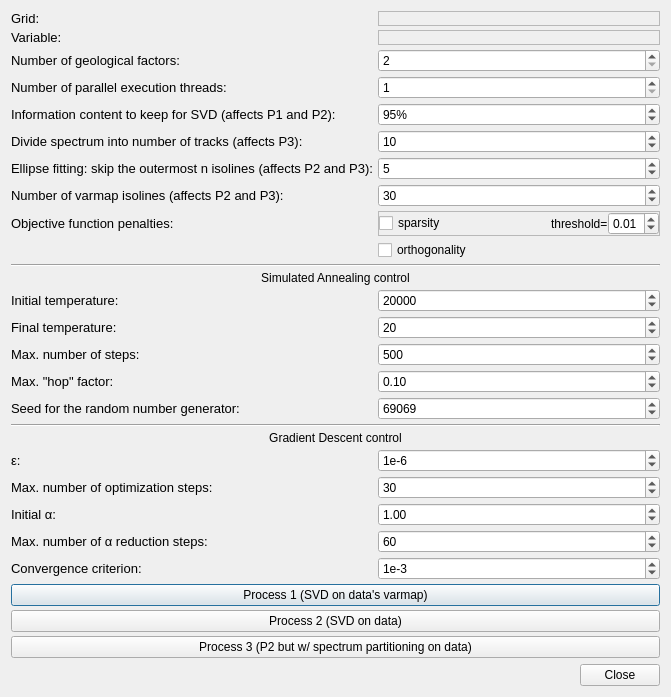
The window that imagejockey/vardecomp/variographicdecompositiondialog.ui (PauloCarvalhoRJ/gammaray) describes before a commit, drawn with Qt 5.
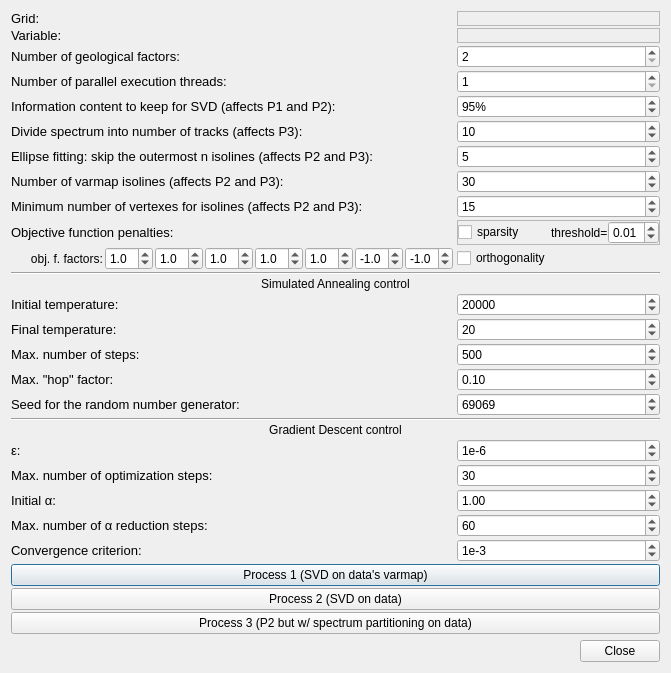
The same window after the commit.

Commit message: Variographic Decomposition: added algorithm parameters to the control dialog.

Diff of the .ui file:
```diff
--- a/imagejockey/vardecomp/variographicdecompositiondialog.ui
+++ b/imagejockey/vardecomp/variographicdecompositiondialog.ui
@@ -7,7 +7,7 @@
     <x>0</x>
     <y>0</y>
     <width>671</width>
-    <height>643</height>
+    <height>620</height>
    </rect>
   </property>
   <property name="windowTitle">
@@ -16,9 +16,28 @@
   <layout class="QVBoxLayout" name="verticalLayout">
    <item>
     <layout class="QGridLayout" name="gridLayout">
-     <property name="spacing">
+     <property name="horizontalSpacing">
       <number>4</number>
      </property>
+     <property name="verticalSpacing">
+      <number>2</number>
+     </property>
+     <item row="7" column="1">
+      <widget class="QSpinBox" name="spinNumberOfIsolines">
+       <property name="minimum">
+        <number>5</number>
+       </property>
+       <property name="maximum">
+        <number>200</number>
+       </property>
+       <property name="singleStep">
+        <number>5</number>
+       </property>
+       <property name="value">
+        <number>30</number>
+       </property>
+      </widget>
+     </item>
      <item row="5" column="1">
       <widget class="QSpinBox" name="spinNumberOfSpectrumTracks">
        <property name="minimum">
@@ -35,14 +54,7 @@
        </property>
       </widget>
      </item>
-     <item row="21" column="0">
-      <widget class="QLabel" name="label_4">
-       <property name="text">
-        <string>&lt;html&gt;&lt;head/&gt;&lt;body&gt;&lt;p&gt;&lt;span style=&quot; font-family:'Verdana,Arial,Tahoma,Calibri,Geneva,sans-serif'; font-size:13px;&quot;&gt;&amp;epsilon;:&lt;/span&gt;&lt;/p&gt;&lt;/body&gt;&lt;/html&gt;</string>
-       </property>
-      </widget>
-     </item>
-     <item row="20" column="0" colspan="2">
+     <item row="21" column="0" colspan="2">
       <widget class="QLabel" name="label_9">
        <property name="text">
         <string>Gradient Descent control</string>
@@ -52,23 +64,30 @@
        </property>
       </widget>
      </item>
-     <item row="24" column="1">
-      <widget class="QSpinBox" name="spinMaxStepsAlphaReduction">
+     <item row="22" column="0">
+      <widget class="QLabel" name="label_4">
+       <property name="text">
+        <string>&lt;html&gt;&lt;head/&gt;&lt;body&gt;&lt;p&gt;&lt;span style=&quot; font-family:'Verdana,Arial,Tahoma,Calibri,Geneva,sans-serif'; font-size:13px;&quot;&gt;&amp;epsilon;:&lt;/span&gt;&lt;/p&gt;&lt;/body&gt;&lt;/html&gt;</string>
+       </property>
+      </widget>
+     </item>
+     <item row="17" column="1">
+      <widget class="QSpinBox" name="spinMaxStepsSA">
        <property name="minimum">
-        <number>1</number>
+        <number>5</number>
        </property>
        <property name="maximum">
-        <number>10000</number>
+        <number>1000000</number>
        </property>
        <property name="singleStep">
         <number>20</number>
        </property>
        <property name="value">
-        <number>60</number>
+        <number>500</number>
        </property>
       </widget>
      </item>
-     <item row="25" column="1">
+     <item row="26" column="1">
       <widget class="QSpinBox" name="spinConvergenceCriterion">
        <property name="prefix">
         <string>1e</string>
@@ -84,37 +103,37 @@
        </property>
       </widget>
      </item>
-     <item row="16" column="1">
-      <widget class="QSpinBox" name="spinMaxStepsSA">
+     <item row="25" column="1">
+      <widget class="QSpinBox" name="spinMaxStepsAlphaReduction">
        <property name="minimum">
-        <number>5</number>
+        <number>1</number>
        </property>
        <property name="maximum">
-        <number>1000000</number>
+        <number>10000</number>
        </property>
        <property name="singleStep">
         <number>100</number>
        </property>
        <property name="value">
-        <number>500</number>
+        <number>60</number>
        </property>
       </widget>
      </item>
-     <item row="24" column="0">
+     <item row="25" column="0">
       <widget class="QLabel" name="label_7">
        <property name="text">
         <string>&lt;html&gt;&lt;head/&gt;&lt;body&gt;&lt;p&gt;&lt;span style=&quot; font-family:'Verdana,Arial,Tahoma,Calibri,Geneva,sans-serif'; font-size:13px;&quot;&gt;Max. number of α reduction steps:&lt;/span&gt;&lt;/p&gt;&lt;/body&gt;&lt;/html&gt;</string>
        </property>
       </widget>
      </item>
-     <item row="18" column="0">
-      <widget class="QLabel" name="label_15">
-       <property name="text">
-        <string>&lt;html&gt;&lt;head/&gt;&lt;body&gt;&lt;p&gt;&lt;span style=&quot; font-family:'Verdana,Arial,Tahoma,Calibri,Geneva,sans-serif'; font-size:13px;&quot;&gt;Seed for the random number generator:&lt;/span&gt;&lt;/p&gt;&lt;/body&gt;&lt;/html&gt;</string>
-       </property>
-      </widget>
-     </item>
      <item row="12" column="0" colspan="2">
+      <widget class="Line" name="line">
+       <property name="orientation">
+        <enum>Qt::Horizontal</enum>
+       </property>
+      </widget>
+     </item>
+     <item row="13" column="0" colspan="2">
       <widget class="QLabel" name="label_10">
        <property name="text">
         <string>Simulated Annealing control</string>
@@ -124,14 +143,7 @@
        </property>
       </widget>
      </item>
-     <item row="15" column="0">
-      <widget class="QLabel" name="label_12">
-       <property name="text">
-        <string>&lt;html&gt;&lt;head/&gt;&lt;body&gt;&lt;p&gt;&lt;span style=&quot; font-family:'Verdana,Arial,Tahoma,Calibri,Geneva,sans-serif'; font-size:13px;&quot;&gt;Final temperature:&lt;/span&gt;&lt;/p&gt;&lt;/body&gt;&lt;/html&gt;</string>
-       </property>
-      </widget>
-     </item>
-     <item row="17" column="1">
+     <item row="18" column="1">
       <widget class="QDoubleSpinBox" name="spinMaxHopFactor">
        <property name="minimum">
         <double>0.010000000000000</double>
@@ -147,14 +159,71 @@
        </property>
       </widget>
      </item>
-     <item row="11" column="0" colspan="2">
-      <widget class="Line" name="line">
-       <property name="orientation">
-        <enum>Qt::Horizontal</enum>
+     <item row="19" column="0">
+      <widget class="QLabel" name="label_15">
+       <property name="text">
+        <string>&lt;html&gt;&lt;head/&gt;&lt;body&gt;&lt;p&gt;&lt;span style=&quot; font-family:'Verdana,Arial,Tahoma,Calibri,Geneva,sans-serif'; font-size:13px;&quot;&gt;Seed for the random number generator:&lt;/span&gt;&lt;/p&gt;&lt;/body&gt;&lt;/html&gt;</string>
        </property>
       </widget>
      </item>
      <item row="16" column="0">
+      <widget class="QLabel" name="label_12">
+       <property name="text">
+        <string>&lt;html&gt;&lt;head/&gt;&lt;body&gt;&lt;p&gt;&lt;span style=&quot; font-family:'Verdana,Arial,Tahoma,Calibri,Geneva,sans-serif'; font-size:13px;&quot;&gt;Final temperature:&lt;/span&gt;&lt;/p&gt;&lt;/body&gt;&lt;/html&gt;</string>
+       </property>
+      </widget>
+     </item>
+     <item row="16" column="1">
+      <widget class="QSpinBox" name="spinFinalTemperature">
+       <property name="minimum">
+        <number>1</number>
+       </property>
+       <property name="maximum">
+        <number>1000000</number>
+       </property>
+       <property name="singleStep">
+        <number>10</number>
+       </property>
+       <property name="value">
+        <number>20</number>
+       </property>
+      </widget>
+     </item>
+     <item row="20" column="0" colspan="2">
+      <widget class="Line" name="line_2">
+       <property name="orientation">
+        <enum>Qt::Horizontal</enum>
+       </property>
+      </widget>
+     </item>
+     <item row="27" column="0" colspan="2">
+      <widget class="QPushButton" name="btnProcess">
+       <property name="text">
+        <string>Process 1 (SVD on data's varmap)</string>
+       </property>
+      </widget>
+     </item>
+     <item row="10" column="1">
+      <widget class="QCheckBox" name="chkEnableOrthogonalityPenalty">
+       <property name="text">
+        <string>orthogonality</string>
+       </property>
+      </widget>
+     </item>
+     <item row="19" column="1">
+      <widget class="QSpinBox" name="spinSeed">
+       <property name="minimum">
+        <number>1</number>
+       </property>
+       <property name="maximum">
+        <number>999999999</number>
+       </property>
+       <property name="value">
+        <number>69069</number>
+       </property>
+      </widget>
+     </item>
+     <item row="17" column="0">
       <widget class="QLabel" name="label_13">
        <property name="text">
         <string>&lt;html&gt;&lt;head/&gt;&lt;body&gt;&lt;p&gt;&lt;span style=&quot; font-family:'Verdana,Arial,Tahoma,Calibri,Geneva,sans-serif'; font-size:13px;&quot;&gt;Max. number of steps:&lt;/span&gt;&lt;/p&gt;&lt;/body&gt;&lt;/html&gt;</string>
@@ -168,64 +237,14 @@
        </property>
       </widget>
      </item>
-     <item row="14" column="0">
+     <item row="15" column="0">
       <widget class="QLabel" name="label_11">
        <property name="text">
         <string>&lt;html&gt;&lt;head/&gt;&lt;body&gt;&lt;p&gt;&lt;span style=&quot; font-family:'Verdana,Arial,Tahoma,Calibri,Geneva,sans-serif'; font-size:13px;&quot;&gt;Initial temperature:&lt;/span&gt;&lt;/p&gt;&lt;/body&gt;&lt;/html&gt;</string>
        </property>
       </widget>
      </item>
-     <item row="18" column="1">
-      <widget class="QSpinBox" name="spinSeed">
-       <property name="minimum">
-        <number>1</number>
-       </property>
-       <property name="maximum">
-        <number>999999999</number>
-       </property>
-       <property name="value">
-        <number>69069</number>
-       </property>
-      </widget>
-     </item>
      <item row="15" column="1">
-      <widget class="QSpinBox" name="spinFinalTemperature">
-       <property name="minimum">
-        <number>1</number>
-       </property>
-       <property name="maximum">
-        <number>1000000</number>
-       </property>
-       <property name="singleStep">
-        <number>10</number>
-       </property>
-       <property name="value">
-        <number>20</number>
-       </property>
-      </widget>
-     </item>
-     <item row="19" column="0" colspan="2">
-      <widget class="Line" name="line_2">
-       <property name="orientation">
-        <enum>Qt::Horizontal</enum>
-       </property>
-      </widget>
-     </item>
-     <item row="26" column="0" colspan="2">
-      <widget class="QPushButton" name="btnProcess">
-       <property name="text">
-        <string>Process 1 (SVD on data's varmap)</string>
-       </property>
-      </widget>
-     </item>
-     <item row="9" column="1">
-      <widget class="QCheckBox" name="chkEnableOrthogonalityPenalty">
-       <property name="text">
-        <string>orthogonality</string>
-       </property>
-      </widget>
-     </item>
-     <item row="14" column="1">
       <widget class="QSpinBox" name="spinInitialTemperature">
        <property name="minimum">
         <number>20</number>
@@ -241,6 +260,26 @@
        </property>
       </widget>
      </item>
+     <item row="24" column="1">
+      <widget class="QDoubleSpinBox" name="spinInitialAlpha">
+       <property name="minimum">
+        <double>0.010000000000000</double>
+       </property>
+       <property name="singleStep">
+        <double>0.100000000000000</double>
+       </property>
+       <property name="value">
+        <double>1.000000000000000</double>
+       </property>
+      </widget>
+     </item>
+     <item row="9" column="0">
+      <widget class="QLabel" name="label_18">
+       <property name="text">
+        <string>&lt;html&gt;&lt;head/&gt;&lt;body&gt;&lt;p&gt;&lt;span style=&quot; font-family:'Verdana,Arial,Tahoma,Calibri,Geneva,sans-serif'; font-size:13px;&quot;&gt;Objective function penalties:&lt;/span&gt;&lt;/p&gt;&lt;/body&gt;&lt;/html&gt;</string>
+       </property>
+      </widget>
+     </item>
      <item row="4" column="1">
       <widget class="QSpinBox" name="spinInfoContentToKeepForSVD">
        <property name="suffix">
@@ -268,26 +307,6 @@
       </widget>
      </item>
      <item row="23" column="1">
-      <widget class="QDoubleSpinBox" name="spinInitialAlpha">
-       <property name="minimum">
-        <double>0.010000000000000</double>
-       </property>
-       <property name="singleStep">
-        <double>0.100000000000000</double>
-       </property>
-       <property name="value">
-        <double>1.000000000000000</double>
-       </property>
-      </widget>
-     </item>
-     <item row="8" column="0">
-      <widget class="QLabel" name="label_18">
-       <property name="text">
-        <string>&lt;html&gt;&lt;head/&gt;&lt;body&gt;&lt;p&gt;&lt;span style=&quot; font-family:'Verdana,Arial,Tahoma,Calibri,Geneva,sans-serif'; font-size:13px;&quot;&gt;Objective function penalties:&lt;/span&gt;&lt;/p&gt;&lt;/body&gt;&lt;/html&gt;</string>
-       </property>
-      </widget>
-     </item>
-     <item row="22" column="1">
       <widget class="QSpinBox" name="spinMaxSteps">
        <property name="minimum">
         <number>1</number>
@@ -317,21 +336,14 @@
        </property>
       </widget>
      </item>
-     <item row="22" column="0">
+     <item row="23" column="0">
       <widget class="QLabel" name="label_6">
        <property name="text">
         <string>&lt;html&gt;&lt;head/&gt;&lt;body&gt;&lt;p&gt;&lt;span style=&quot; font-family:'Verdana,Arial,Tahoma,Calibri,Geneva,sans-serif'; font-size:13px;&quot;&gt;Max. number of optimization steps:&lt;/span&gt;&lt;/p&gt;&lt;/body&gt;&lt;/html&gt;</string>
        </property>
       </widget>
      </item>
-     <item row="17" column="0">
-      <widget class="QLabel" name="label_14">
-       <property name="text">
-        <string>&lt;html&gt;&lt;head/&gt;&lt;body&gt;&lt;p&gt;&lt;span style=&quot; font-family:'Verdana,Arial,Tahoma,Calibri,Geneva,sans-serif'; font-size:13px;&quot;&gt;Max. &quot;hop&quot; factor:&lt;/span&gt;&lt;/p&gt;&lt;/body&gt;&lt;/html&gt;</string>
-       </property>
-      </widget>
-     </item>
-     <item row="25" column="0">
+     <item row="26" column="0">
       <widget class="QLabel" name="label_8">
        <property name="text">
         <string>&lt;html&gt;&lt;head/&gt;&lt;body&gt;&lt;p&gt;&lt;span style=&quot; font-family:'Verdana,Arial,Tahoma,Calibri,Geneva,sans-serif'; font-size:13px;&quot;&gt;Convergence criterion:&lt;/span&gt;&lt;/p&gt;&lt;/body&gt;&lt;/html&gt;</string>
@@ -345,6 +357,13 @@
        </property>
       </widget>
      </item>
+     <item row="18" column="0">
+      <widget class="QLabel" name="label_14">
+       <property name="text">
+        <string>&lt;html&gt;&lt;head/&gt;&lt;body&gt;&lt;p&gt;&lt;span style=&quot; font-family:'Verdana,Arial,Tahoma,Calibri,Geneva,sans-serif'; font-size:13px;&quot;&gt;Max. &quot;hop&quot; factor:&lt;/span&gt;&lt;/p&gt;&lt;/body&gt;&lt;/html&gt;</string>
+       </property>
+      </widget>
+     </item>
      <item row="0" column="0">
       <widget class="QLabel" name="label">
        <property name="text">
@@ -395,7 +414,14 @@
        </property>
       </widget>
      </item>
-     <item row="21" column="1">
+     <item row="28" column="0" colspan="2">
+      <widget class="QPushButton" name="btnProcessSVDonOriginalData">
+       <property name="text">
+        <string>Process 2 (SVD on data)</string>
+       </property>
+      </widget>
+     </item>
+     <item row="22" column="1">
       <widget class="QSpinBox" name="spinLogEpsilon">
        <property name="prefix">
         <string>1e</string>
@@ -411,21 +437,31 @@
        </property>
       </widget>
      </item>
-     <item row="23" column="0">
+     <item row="24" column="0">
       <widget class="QLabel" name="label_5">
        <property name="text">
         <string>&lt;html&gt;&lt;head/&gt;&lt;body&gt;&lt;p&gt;&lt;span style=&quot; font-family:'Verdana,Arial,Tahoma,Calibri,Geneva,sans-serif'; font-size:13px;&quot;&gt;Initial α:&lt;/span&gt;&lt;/p&gt;&lt;/body&gt;&lt;/html&gt;</string>
        </property>
       </widget>
      </item>
-     <item row="27" column="0" colspan="2">
-      <widget class="QPushButton" name="btnProcessSVDonOriginalData">
+     <item row="6" column="1">
+      <widget class="QSpinBox" name="spinSkipOuterNIsolinesEllipseFitting">
+       <property name="maximum">
+        <number>50</number>
+       </property>
+       <property name="value">
+        <number>5</number>
+       </property>
+      </widget>
+     </item>
+     <item row="29" column="0" colspan="2">
+      <widget class="QPushButton" name="btnProcess3">
        <property name="text">
-        <string>Process 2 (SVD on data)</string>
+        <string>Process 3 (P2 but w/ spectrum partitioning on data)</string>
        </property>
       </widget>
      </item>
-     <item row="8" column="1">
+     <item row="9" column="1">
       <widget class="QFrame" name="frame">
        <property name="sizePolicy">
         <sizepolicy hsizetype="Preferred" vsizetype="Preferred">
@@ -488,20 +524,10 @@
        </layout>
       </widget>
      </item>
-     <item row="28" column="0" colspan="2">
-      <widget class="QPushButton" name="btnProcess3">
+     <item row="7" column="0">
+      <widget class="QLabel" name="label_22">
        <property name="text">
-        <string>Process 3 (P2 but w/ spectrum partitioning on data)</string>
-       </property>
-      </widget>
-     </item>
-     <item row="6" column="1">
-      <widget class="QSpinBox" name="spinSkipOuterNIsolinesEllipseFitting">
-       <property name="maximum">
-        <number>50</number>
-       </property>
-       <property name="value">
-        <number>5</number>
+        <string>&lt;html&gt;&lt;head/&gt;&lt;body&gt;&lt;p&gt;&lt;span style=&quot; font-family:'Verdana,Arial,Tahoma,Calibri,Geneva,sans-serif'; font-size:13px;&quot;&gt;Number of varmap isolines (affects P2 and P3):&lt;/span&gt;&lt;/p&gt;&lt;/body&gt;&lt;/html&gt;</string>
        </property>
       </widget>
      </item>
@@ -519,29 +545,200 @@
        </property>
       </widget>
      </item>
-     <item row="7" column="0">
-      <widget class="QLabel" name="label_22">
+     <item row="8" column="0">
+      <widget class="QLabel" name="label_23">
        <property name="text">
-        <string>&lt;html&gt;&lt;head/&gt;&lt;body&gt;&lt;p&gt;&lt;span style=&quot; font-family:'Verdana,Arial,Tahoma,Calibri,Geneva,sans-serif'; font-size:13px;&quot;&gt;Number of varmap isolines (affects P2 and P3):&lt;/span&gt;&lt;/p&gt;&lt;/body&gt;&lt;/html&gt;</string>
+        <string>&lt;html&gt;&lt;head/&gt;&lt;body&gt;&lt;p&gt;&lt;span style=&quot; font-family:'Verdana,Arial,Tahoma,Calibri,Geneva,sans-serif'; font-size:13px;&quot;&gt;Minimum number of vertexes for isolines (affects P2 and P3):&lt;/span&gt;&lt;/p&gt;&lt;/body&gt;&lt;/html&gt;</string>
        </property>
       </widget>
      </item>
-     <item row="7" column="1">
-      <widget class="QSpinBox" name="spinNumberOfIsolines">
+     <item row="8" column="1">
+      <widget class="QSpinBox" name="spinIsoMinVertexes">
        <property name="minimum">
-        <number>5</number>
+        <number>3</number>
        </property>
        <property name="maximum">
-        <number>200</number>
-       </property>
-       <property name="singleStep">
-        <number>5</number>
+        <number>100</number>
        </property>
        <property name="value">
-        <number>30</number>
+        <number>15</number>
        </property>
       </widget>
      </item>
+     <item row="10" column="0">
+      <layout class="QHBoxLayout" name="horizontalLayout_2">
+       <property name="spacing">
+        <number>2</number>
+       </property>
+       <item>
+        <widget class="QLabel" name="label_24">
+         <property name="sizePolicy">
+          <sizepolicy hsizetype="Expanding" vsizetype="Preferred">
+           <horstretch>0</horstretch>
+           <verstretch>0</verstretch>
+          </sizepolicy>
+         </property>
+         <property name="text">
+          <string>      obj. f. factors:</string>
+         </property>
+        </widget>
+       </item>
+       <item>
+        <widget class="QDoubleSpinBox" name="spinOJFactor_1">
+         <property name="toolTip">
+          <string>P1: N/A; P2: ellipses fitness to isolines.</string>
+         </property>
+         <property name="decimals">
+          <number>1</number>
+         </property>
+         <property name="minimum">
+          <double>-9.900000000000000</double>
+         </property>
+         <property name="maximum">
+          <double>9.900000000000000</double>
+         </property>
+         <property name="singleStep">
+          <double>0.100000000000000</double>
+         </property>
+         <property name="value">
+          <double>1.000000000000000</double>
+         </property>
+        </widget>
+       </item>
+       <item>
+        <widget class="QDoubleSpinBox" name="spinOJFactor_2">
+         <property name="toolTip">
+          <string>P1: N/A; P2: sparsity penalty.</string>
+         </property>
+         <property name="decimals">
+          <number>1</number>
+         </property>
+         <property name="minimum">
+          <double>-9.900000000000000</double>
+         </property>
+         <property name="maximum">
+          <double>9.900000000000000</double>
+         </property>
+         <property name="singleStep">
+          <double>0.100000000000000</double>
+         </property>
+         <property name="value">
+          <double>1.000000000000000</double>
+         </property>
+        </widget>
+       </item>
+       <item>
+        <widget class="QDoubleSpinBox" name="spinOJFactor_3">
+         <property name="toolTip">
+          <string>P1: N/A; P2: Orthogonality penalty.</string>
+         </property>
+         <property name="decimals">
+          <number>1</number>
+         </property>
+         <property name="minimum">
+          <double>-9.900000000000000</double>
+         </property>
+         <property name="maximum">
+          <double>9.900000000000000</double>
+         </property>
+         <property name="singleStep">
+          <double>0.100000000000000</double>
+         </property>
+         <property name="value">
+          <double>1.000000000000000</double>
+         </property>
+        </widget>
+       </item>
+       <item>
+        <widget class="QDoubleSpinBox" name="spinOJFactor_4">
+         <property name="toolTip">
+          <string>P1: N/A; P2: Ellipses azimuths variances mean.</string>
+         </property>
+         <property name="decimals">
+          <number>1</number>
+         </property>
+         <property name="minimum">
+          <double>-9.900000000000000</double>
+         </property>
+         <property name="maximum">
+          <double>9.900000000000000</double>
+         </property>
+         <property name="singleStep">
+          <double>0.100000000000000</double>
+         </property>
+         <property name="value">
+          <double>1.000000000000000</double>
+         </property>
+        </widget>
+       </item>
+       <item>
+        <widget class="QDoubleSpinBox" name="spinOJFactor_5">
+         <property name="toolTip">
+          <string>P1: N/A; P2: Ellipses ratios variances mean.</string>
+         </property>
+         <property name="decimals">
+          <number>1</number>
+         </property>
+         <property name="minimum">
+          <double>-9.900000000000000</double>
+         </property>
+         <property name="maximum">
+          <double>9.900000000000000</double>
+         </property>
+         <property name="singleStep">
+          <double>0.100000000000000</double>
+         </property>
+         <property name="value">
+          <double>1.000000000000000</double>
+         </property>
+        </widget>
+       </item>
+       <item>
+        <widget class="QDoubleSpinBox" name="spinOJFactor_6">
+         <property name="toolTip">
+          <string>P1: N/A; P2: Ellipses azimuths means variance.</string>
+         </property>
+         <property name="decimals">
+          <number>1</number>
+         </property>
+         <property name="minimum">
+          <double>-9.900000000000000</double>
+         </property>
+         <property name="maximum">
+          <double>9.900000000000000</double>
+         </property>
+         <property name="singleStep">
+          <double>0.100000000000000</double>
+         </property>
+         <property name="value">
+          <double>-1.000000000000000</double>
+         </property>
+        </widget>
+       </item>
+       <item>
+        <widget class="QDoubleSpinBox" name="spinOJFactor_7">
+         <property name="toolTip">
+          <string>P1: N/A; P2: Ellipses rations means variance.</string>
+         </property>
+         <property name="decimals">
+          <number>1</number>
+         </property>
+         <property name="minimum">
+          <double>-9.900000000000000</double>
+         </property>
+         <property name="maximum">
+          <double>9.900000000000000</double>
+         </property>
+         <property name="singleStep">
+          <double>0.100000000000000</double>
+         </property>
+         <property name="value">
+          <double>-1.000000000000000</double>
+         </property>
+        </widget>
+       </item>
+      </layout>
+     </item>
     </layout>
    </item>
    <item>
```
Left out of the diff: 71 changed lines with no effect on the pictures. The commit also changes 1 other file.
